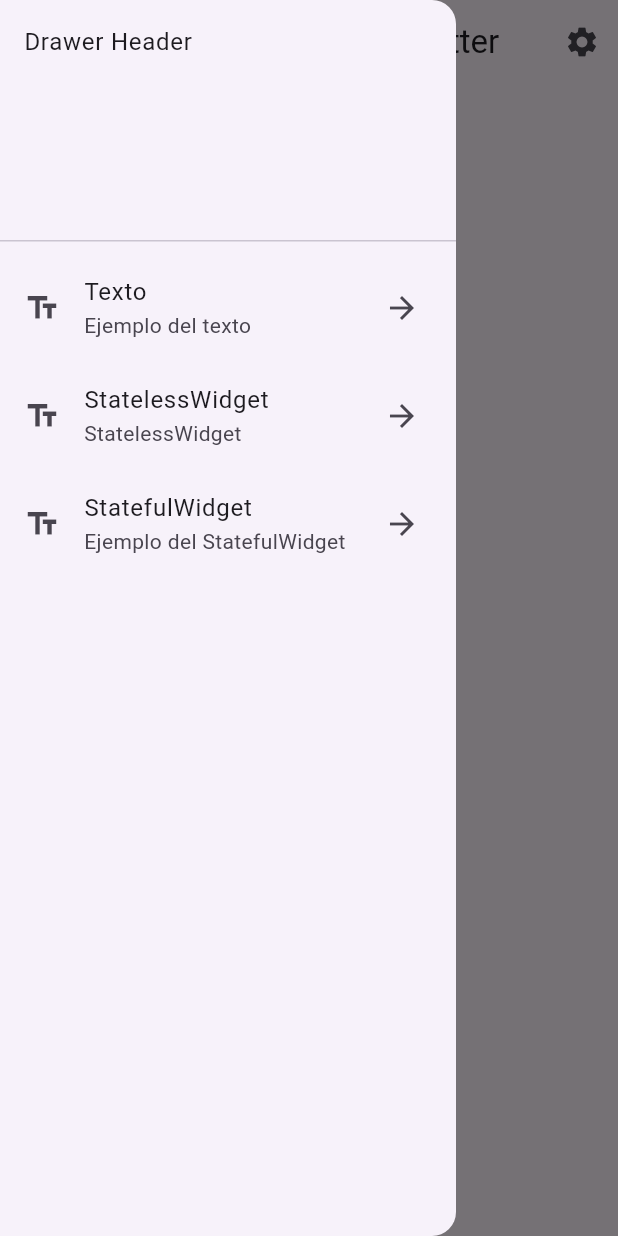
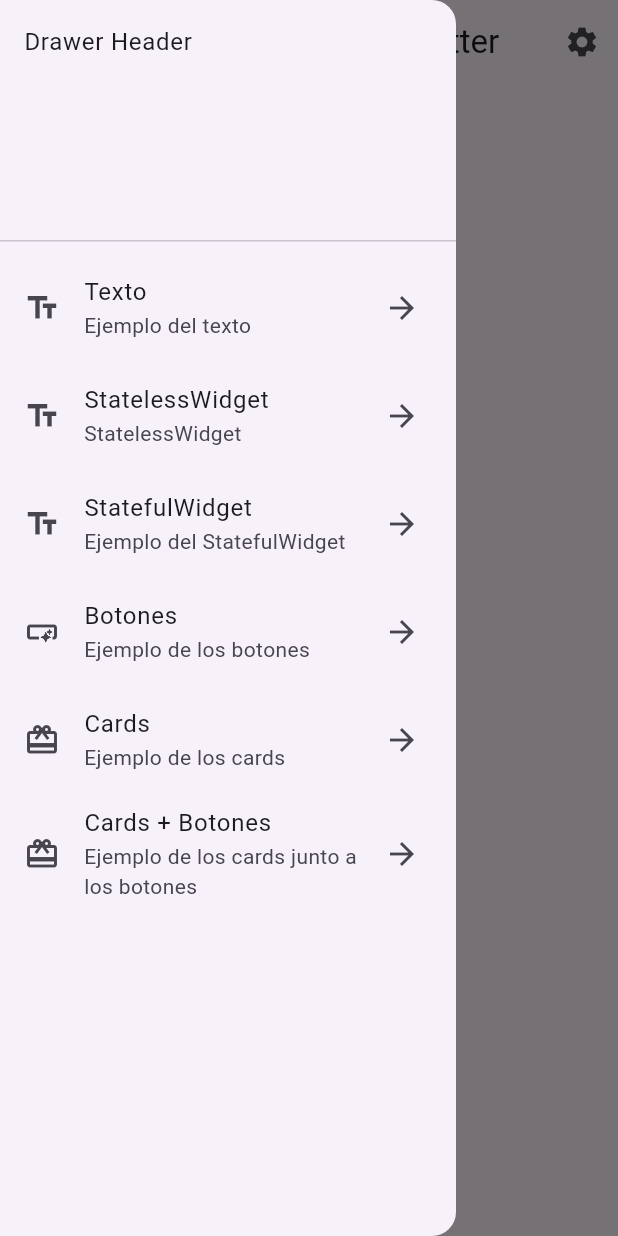
Before and after one commit to neryad/learnig_flutter_series, a Flutter app: the screen it shows after launch, with the side drawer open, on a phone screen of 412 x 824 dp. Run offline on Flutter 3.47's test engine with Material 3 defaults, Android fonts, the phone set to English and light mode, and no system bars.

Commit message:
Add Stateful and Stateless widgets with increment functionality; implement button and card examples

```diff
--- a/lib/main.dart
+++ b/lib/main.dart
@@ -1,6 +1,9 @@
 import 'package:flutter/material.dart';
-import 'package:learnig_flutter_series/02-stales-stafull-widget/stafull-widet.dart';
-import 'package:learnig_flutter_series/02-stales-stafull-widget/stales.dart';
+import 'package:learnig_flutter_series/05-btn-cards/btn_cards.dart';
+import 'package:learnig_flutter_series/05-btn-cards/buttons.dart';
+import 'package:learnig_flutter_series/04-stales-stafull-widget/stafull-widet.dart';
+import 'package:learnig_flutter_series/04-stales-stafull-widget/stales.dart';
+import 'package:learnig_flutter_series/05-btn-cards/cards.dart';
 
 void main() {
   runApp(const MainApp());
@@ -74,6 +77,37 @@ class _MainAppState extends State<MainApp> {
                   //Navigator.pop(context);
                 },
               ),
+              ListTile(
+                title: const Text('Botones'),
+                subtitle: const Text('Ejemplo de los botones'),
+                leading: const Icon(Icons.smart_button),
+                trailing: const Icon(Icons.arrow_forward),
+                onTap: () {
+                  _updateWidget(const Buttons());
+                  //Navigator.pop(context);
+                },
+              ),
+              ListTile(
+                title: const Text('Cards'),
+                subtitle: const Text('Ejemplo de los cards'),
+                leading: const Icon(Icons.card_giftcard),
+                trailing: const Icon(Icons.arrow_forward),
+                onTap: () {
+                  _updateWidget(const Cards());
+                  //Navigator.pop(context);
+                },
+              ),
+              ListTile(
+                title: const Text('Cards + Botones'),
+                subtitle:
+                    const Text('Ejemplo de los cards junto a los botones'),
+                leading: const Icon(Icons.card_giftcard),
+                trailing: const Icon(Icons.arrow_forward),
+                onTap: () {
+                  _updateWidget(const BtnCards());
+                  //Navigator.pop(context);
+                },
+              )
             ],
           ),
         ),
```
Also changed, not shown: lib/05-btn-cards/btn_cards.dart (added, +33 -0 lines), lib/05-btn-cards/buttons.dart (added, +28 -0 lines), lib/05-btn-cards/cards.dart (added, +20 -0 lines), lib/04-stales-stafull-widget/stafull-widet.dart (renamed from lib/02-stales-stafull-widget/stafull-widet.dart), lib/04-stales-stafull-widget/stales.dart (renamed from lib/02-stales-stafull-widget/stales.dart).
